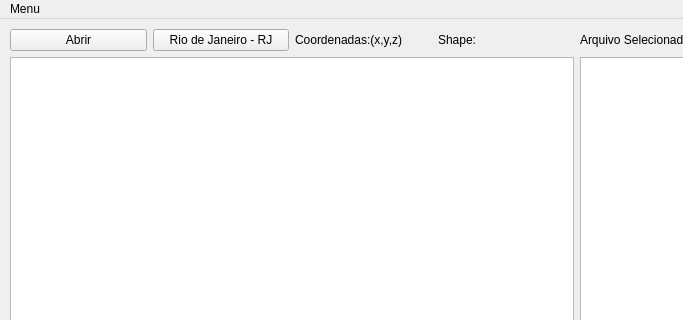
This is betsabe/open_tif_2.ui in BetSpaguetty/Projeto-Taludes as Qt 5 draws it before an edit; both pictures show x 0 to 683 and y 0 to 320 of the 1162 by 601 pixel window. The edited form follows.
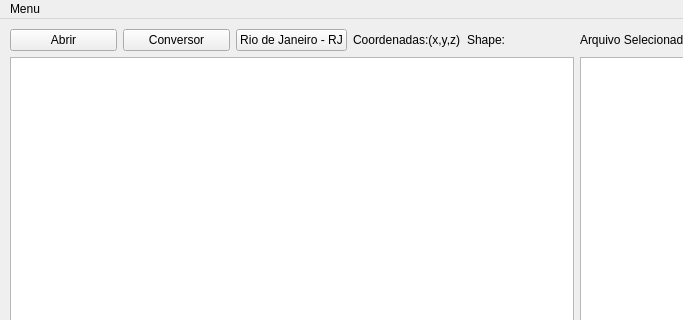
This is the edited form.

Commit message: atualizações

Patch:
```diff
--- a/betsabe/open_tif_2.ui
+++ b/betsabe/open_tif_2.ui
@@ -61,19 +61,26 @@
      <item row="0" column="0">
       <layout class="QGridLayout" name="gridLayout_3">
        <item row="0" column="3">
-        <widget class="QLabel" name="label_shape">
-         <property name="text">
-          <string>Shape: </string>
-         </property>
-        </widget>
-       </item>
-       <item row="0" column="2">
         <widget class="QLabel" name="label_coordinates">
          <property name="text">
           <string>Coordenadas:(x,y,z)</string>
          </property>
         </widget>
        </item>
+       <item row="0" column="2">
+        <widget class="QPushButton" name="pushButton">
+         <property name="text">
+          <string>Rio de Janeiro - RJ</string>
+         </property>
+        </widget>
+       </item>
+       <item row="0" column="4">
+        <widget class="QLabel" name="label_shape">
+         <property name="text">
+          <string>Shape: </string>
+         </property>
+        </widget>
+       </item>
        <item row="0" column="0">
         <widget class="QPushButton" name="botao_abrir_arquivo">
          <property name="text">
@@ -82,9 +89,9 @@
         </widget>
        </item>
        <item row="0" column="1">
-        <widget class="QPushButton" name="pushButton">
+        <widget class="QPushButton" name="pushButton_2">
          <property name="text">
-          <string>Rio de Janeiro - RJ</string>
+          <string>Conversor</string>
          </property>
         </widget>
        </item>
```
Left out of the diff: 17 changed lines with no effect on the pictures. The commit also changes 2 other files.
